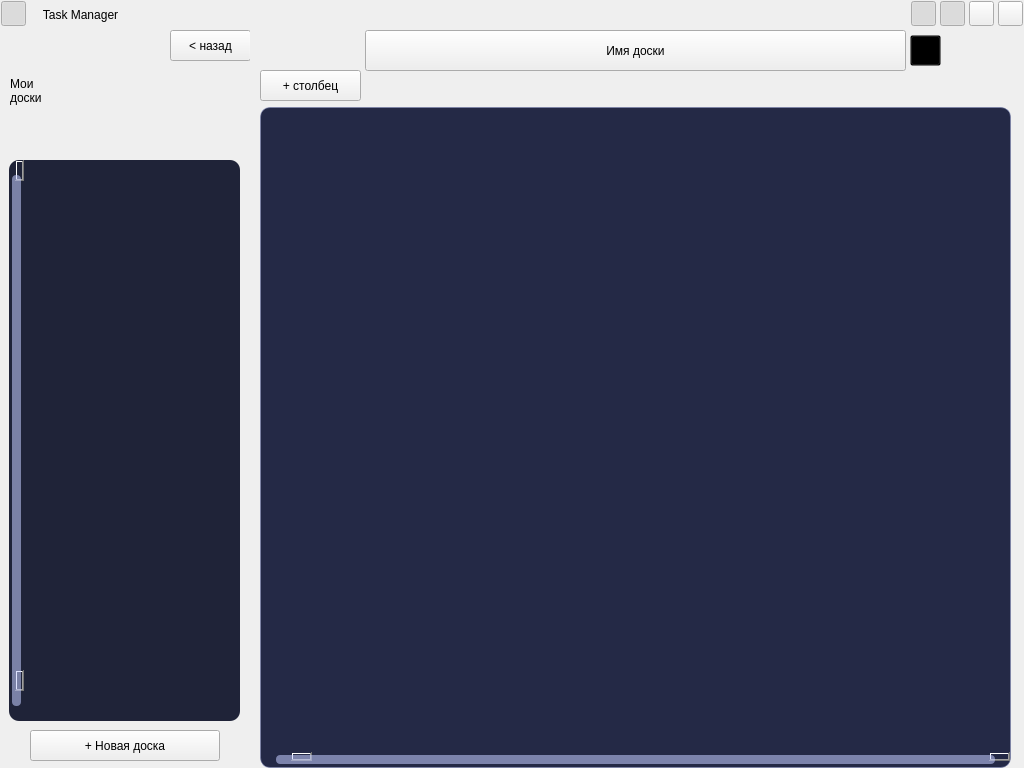
Old version of the form data/ui/ui_form.ui in the repository Ser4ey/FEFI_project5.
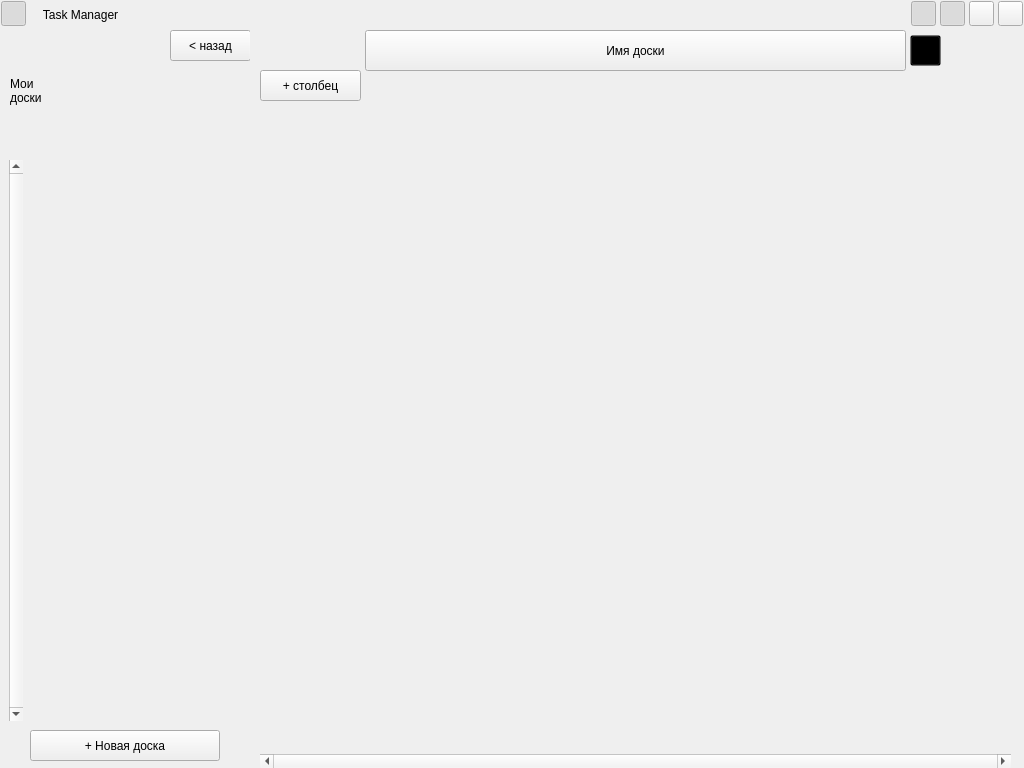
New version of the form. The open tabs and pages were chosen to show the change. Icons and pictures are not drawn.

Diff of the .ui file:
```diff
--- a/data/ui/ui_form.ui
+++ b/data/ui/ui_form.ui
@@ -840,73 +840,6 @@
        <property name="layoutDirection">
         <enum>Qt::RightToLeft</enum>
        </property>
-       <property name="styleSheet">
-        <string notr="true">QScrollArea {
-    border-radius: 10px;
-    background-color: #1f2338;
-}
-
-QScrollBar:vertical {
-    background: transparent;
-    width: 15px;
-    margin: 15px 3px 15px 3px;
-    border: 1px transparent #2A2929;
-    border-radius: 4px;
-}
-
-QScrollBar::handle:vertical {
-    background-color: rgba(196, 205, 255, 0.555);
-    min-height: 5px;
-    border-radius: 4px;
-}
-
-QScrollBar::sub-line:vertical {
-    margin: 3px 0px 3px 0px;
-    border-image: url(:/qss_icons/rc/up_arrow_disabled.png);
-    height: 10px;
-    width: 10px;
-    subcontrol-position: top;
-    subcontrol-origin: margin;
-}
-
-QScrollBar::add-line:vertical {
-    margin: 3px 0px 3px 0px;
-    border-image: url(:/qss_icons/rc/down_arrow_disabled.png);
-    height: 10px;
-    width: 10px;
-    subcontrol-position: bottom;
-    subcontrol-origin: margin;
-}
-
-QScrollBar::sub-line:vertical:hover, QScrollBar::sub-line:vertical:on {
-    border-image: url(:/qss_icons/rc/up_arrow.png);
-    height: 10px;
-    width: 10px;
-    subcontrol-position: top;
-    subcontrol-origin: margin;
-}
-
-QScrollBar::add-line:vertical:hover, QScrollBar::add-line:vertical:on {
-    border-image: url(:/qss_icons/rc/down_arrow.png);
-    height: 10px;
-    width: 10px;
-    subcontrol-position: bottom;
-    subcontrol-origin: margin;
-}
-
-QScrollBar::up-arrow:vertical, QScrollBar::down-arrow:vertical {
-    background: none;
-}
-
-QScrollBar::add-page:vertical, QScrollBar::sub-page:vertical {
-    background: none;
-}
-
-QScrollArea QWidget {
-    background-color: transparent;
-}
-</string>
-       </property>
        <property name="frameShape">
         <enum>QFrame::NoFrame</enum>
        </property>
@@ -927,7 +860,7 @@
          <rect>
           <x>0</x>
           <y>0</y>
-          <width>216</width>
+          <width>214</width>
           <height>561</height>
          </rect>
         </property>
@@ -1012,130 +945,6 @@
       <property name="layoutDirection">
        <enum>Qt::RightToLeft</enum>
       </property>
-      <property name="styleSheet">
-       <string notr="true">QScrollArea {
-    border-radius: 10px;
-	border: 1px solid rgba(114, 124, 176, 0.5);
-	background: #242946;
-}
-
-QScrollBar:horizontal {
-    background: transparent;
-    height: 15px;
-    margin: 3px 15px 3px 15px;
-    border: 1px transparent #2A2929;
-    border-radius: 4px;
-}
-
-QScrollBar::handle:horizontal {
-    background-color: rgba(196, 205, 255, 0.555);
-    min-width: 5px;
-    border-radius: 4px;
-}
-
-QScrollBar::sub-line:horizontal {
-    margin: 0px 3px 0px 3px;
-    border-image: url(:/qss_icons/rc/left_arrow_disabled.png);
-    height: 10px;
-    width: 10px;
-    subcontrol-position: left;
-    subcontrol-origin: margin;
-}
-
-QScrollBar::add-line:horizontal {
-    margin: 0px 3px 0px 3px;
-    border-image: url(:/qss_icons/rc/right_arrow_disabled.png);
-    height: 10px;
-    width: 10px;
-    subcontrol-position: right;
-    subcontrol-origin: margin;
-}
-
-QScrollBar::sub-line:horizontal:hover, QScrollBar::sub-line:horizontal:on {
-    border-image: url(:/qss_icons/rc/left_arrow.png);
-    height: 10px;
-    width: 10px;
-    subcontrol-position: left;
-    subcontrol-origin: margin;
-}
-
-QScrollBar::add-line:horizontal:hover, QScrollBar::add-line:horizontal:on {
-    border-image: url(:/qss_icons/rc/right_arrow.png);
-    height: 10px;
-    width: 10px;
-    subcontrol-position: right;
-    subcontrol-origin: margin;
-}
-
-QScrollBar::left-arrow:horizontal, QScrollBar::right-arrow:horizontal {
-    background: none;
-}
-
-QScrollBar::add-page:horizontal, QScrollBar::sub-page:horizontal {
-    background: none;
-}
-
-QScrollBar:vertical {
-    background: transparent;
-    width: 15px;
-    margin: 15px 3px 15px 3px;
-    border: 1px transparent #2A2929;
-    border-radius: 4px;
-}
-
-QScrollBar::handle:vertical {
-    background-color: rgba(196, 205, 255, 0.555);
-    min-height: 5px;
-    border-radius: 4px;
-}
-
-QScrollBar::sub-line:vertical {
-    margin: 3px 0px 3px 0px;
-    border-image: url(:/qss_icons/rc/up_arrow_disabled.png);
-    height: 10px;
-    width: 10px;
-    subcontrol-position: top;
-    subcontrol-origin: margin;
-}
-
-QScrollBar::add-line:vertical {
-    margin: 3px 0px 3px 0px;
-    border-image: url(:/qss_icons/rc/down_arrow_disabled.png);
-    height: 10px;
-    width: 10px;
-    subcontrol-position: bottom;
-    subcontrol-origin: margin;
-}
-
-QScrollBar::sub-line:vertical:hover, QScrollBar::sub-line:vertical:on {
-    border-image: url(:/qss_icons/rc/up_arrow.png);
-    height: 10px;
-    width: 10px;
-    subcontrol-position: top;
-    subcontrol-origin: margin;
-}
-
-QScrollBar::add-line:vertical:hover, QScrollBar::add-line:vertical:on {
-    border-image: url(:/qss_icons/rc/down_arrow.png);
-    height: 10px;
-    width: 10px;
-    subcontrol-position: bottom;
-    subcontrol-origin: margin;
-}
-
-QScrollBar::up-arrow:vertical, QScrollBar::down-arrow:vertical {
-    background: none;
-}
-
-QScrollBar::add-page:vertical, QScrollBar::sub-page:vertical {
-    background: none;
-}
-
-QScrollArea QWidget {
-    background-color: transparent;
-}
-</string>
-      </property>
       <property name="frameShape">
        <enum>QFrame::NoFrame</enum>
       </property>
@@ -1159,7 +968,7 @@
         <rect>
          <x>0</x>
          <y>0</y>
-         <width>749</width>
+         <width>751</width>
          <height>644</height>
         </rect>
        </property>
```
Left out of the diff: 72 changed lines with no effect on the pictures.
